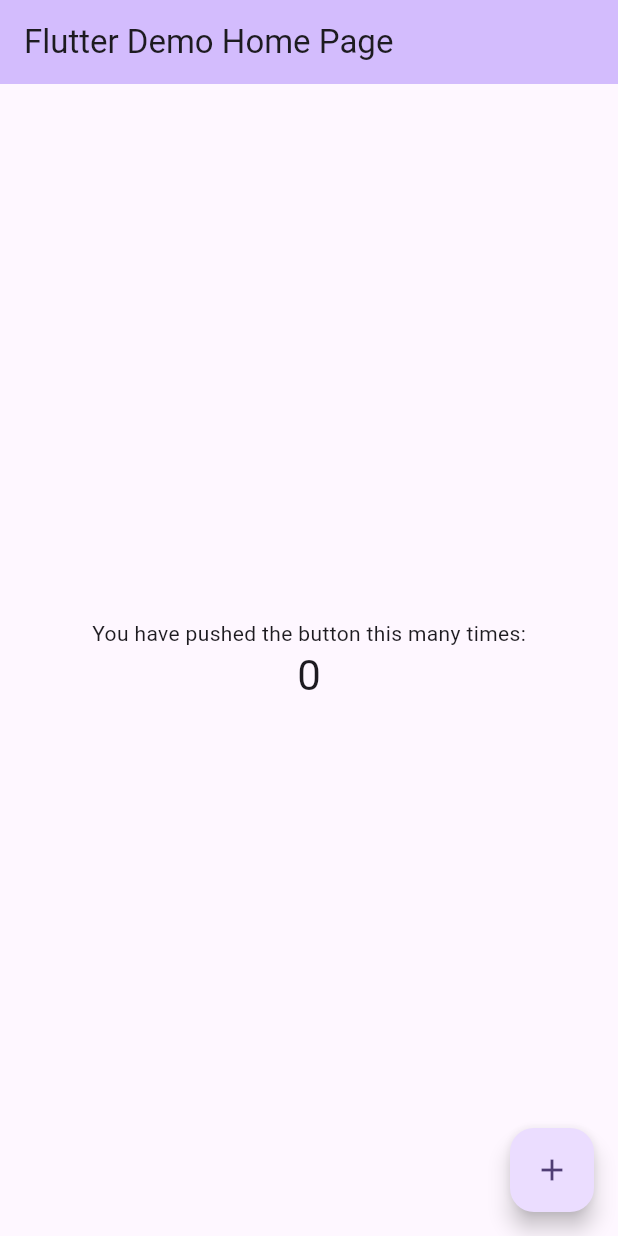
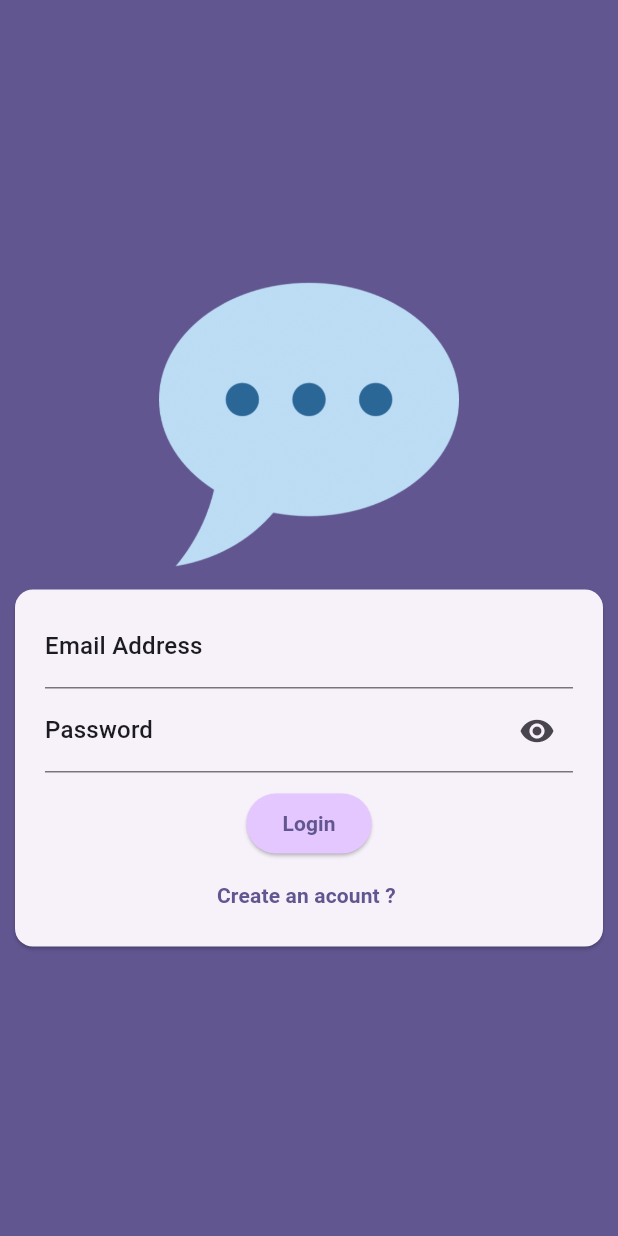
Before and after one commit to MuhammadAhsanAbdulAziz/chat_app, a Flutter app: the screen it shows after launch, on a phone screen of 412 x 824 dp. Run offline on Flutter 3.47's test engine with Material 3 defaults, Android fonts, the phone set to English and light mode, and no system bars; our stand-ins replace firebase_auth, firebase_core, image_picker; accounts and stored records are empty.

Commit message:
made the authorization authentication

```diff
--- a/lib/main.dart
+++ b/lib/main.dart
@@ -1,125 +1,42 @@
+import 'package:chat_app/screens/chat_screen.dart';
+import 'package:chat_app/screens/splash_screen.dart';
+import 'package:firebase_auth/firebase_auth.dart';
 import 'package:flutter/material.dart';
+import 'package:firebase_core/firebase_core.dart';
+import 'firebase_options.dart';
+import 'screens/auth_screen.dart';
 
-void main() {
-  runApp(const MyApp());
+void main() async{
+  WidgetsFlutterBinding.ensureInitialized();
+  await Firebase.initializeApp(
+  options: DefaultFirebaseOptions.currentPlatform,);
+  runApp(const App());
 }
 
-class MyApp extends StatelessWidget {
-  const MyApp({super.key});
+class App extends StatelessWidget {
+  const App({super.key});
 
-  // This widget is the root of your application.
   @override
   Widget build(BuildContext context) {
     return MaterialApp(
-      title: 'Flutter Demo',
-      theme: ThemeData(
-        // This is the theme of your application.
-        //
-        // TRY THIS: Try running your application with "flutter run". You'll see
-        // the application has a purple toolbar. Then, without quitting the app,
-        // try changing the seedColor in the colorScheme below to Colors.green
-        // and then invoke "hot reload" (save your changes or press the "hot
-        // reload" button in a Flutter-supported IDE, or press "r" if you used
-        // the command line to start the app).
-        //
-        // Notice that the counter didn't reset back to zero; the application
-        // state is not lost during the reload. To reset the state, use hot
-        // restart instead.
-        //
-        // This works for code too, not just values: Most code changes can be
-        // tested with just a hot reload.
-        colorScheme: ColorScheme.fromSeed(seedColor: Colors.deepPurple),
-        useMaterial3: true,
+      title: 'FlutterChat',
+      debugShowCheckedModeBanner: false,
+      theme: ThemeData().copyWith(
+        colorScheme: ColorScheme.fromSeed(
+            seedColor: const Color.fromARGB(255, 63, 17, 177)),
       ),
-      home: const MyHomePage(title: 'Flutter Demo Home Page'),
+      home: StreamBuilder(stream: FirebaseAuth.instance.authStateChanges(), builder: (context, snapshot) {
+          if(snapshot.connectionState == ConnectionState.waiting){
+            return const SplashScreen();
+          }
+
+          if(snapshot.hasData){
+            return const ChatScreen();
+          }
+          else{
+            return const AuthScreen();
+          }
+      },),
     );
   }
 }
-
-class MyHomePage extends StatefulWidget {
-  const MyHomePage({super.key, required this.title});
-
-  // This widget is the home page of your application. It is stateful, meaning
-  // that it has a State object (defined below) that contains fields that affect
-  // how it looks.
-
-  // This class is the configuration for the state. It holds the values (in this
-  // case the title) provided by the parent (in this case the App widget) and
-  // used by the build method of the State. Fields in a Widget subclass are
-  // always marked "final".
-
-  final String title;
-
-  @override
-  State<MyHomePage> createState() => _MyHomePageState();
-}
-
-class _MyHomePageState extends State<MyHomePage> {
-  int _counter = 0;
-
-  void _incrementCounter() {
-    setState(() {
-      // This call to setState tells the Flutter framework that something has
-      // changed in this State, which causes it to rerun the build method below
-      // so that the display can reflect the updated values. If we changed
-      // _counter without calling setState(), then the build method would not be
-      // called again, and so nothing would appear to happen.
-      _counter++;
-    });
-  }
-
-  @override
-  Widget build(BuildContext context) {
-    // This method is rerun every time setState is called, for instance as done
-    // by the _incrementCounter method above.
-    //
-    // The Flutter framework has been optimized to make rerunning build methods
-    // fast, so that you can just rebuild anything that needs updating rather
-    // than having to individually change instances of widgets.
-    return Scaffold(
-      appBar: AppBar(
-        // TRY THIS: Try changing the color here to a specific color (to
-        // Colors.amber, perhaps?) and trigger a hot reload to see the AppBar
-        // change color while the other colors stay the same.
-        backgroundColor: Theme.of(context).colorScheme.inversePrimary,
-        // Here we take the value from the MyHomePage object that was created by
-        // the App.build method, and use it to set our appbar title.
-        title: Text(widget.title),
-      ),
-      body: Center(
-        // Center is a layout widget. It takes a single child and positions it
-        // in the middle of the parent.
-        child: Column(
-          // Column is also a layout widget. It takes a list of children and
-          // arranges them vertically. By default, it sizes itself to fit its
-          // children horizontally, and tries to be as tall as its parent.
-          //
-          // Column has various properties to control how it sizes itself and
-          // how it positions its children. Here we use mainAxisAlignment to
-          // center the children vertically; the main axis here is the vertical
-          // axis because Columns are vertical (the cross axis would be
-          // horizontal).
-          //
-          // TRY THIS: Invoke "debug painting" (choose the "Toggle Debug Paint"
-          // action in the IDE, or press "p" in the console), to see the
-          // wireframe for each widget.
-          mainAxisAlignment: MainAxisAlignment.center,
-          children: <Widget>[
-            const Text(
-              'You have pushed the button this many times:',
-            ),
-            Text(
-              '$_counter',
-              style: Theme.of(context).textTheme.headlineMedium,
-            ),
-          ],
-        ),
-      ),
-      floatingActionButton: FloatingActionButton(
-        onPressed: _incrementCounter,
-        tooltip: 'Increment',
-        child: const Icon(Icons.add),
-      ), // This trailing comma makes auto-formatting nicer for build methods.
-    );
-  }
-}
--- /dev/null
+++ b/lib/screens/auth_screen.dart
@@ -0,0 +1,200 @@
+import 'package:chat_app/widgets/user_image_picker.dart';
+import 'package:firebase_auth/firebase_auth.dart';
+import 'package:flutter/material.dart';
+
+final _firebase = FirebaseAuth.instance;
+
+class AuthScreen extends StatefulWidget {
+  const AuthScreen({super.key});
+
+  @override
+  State<AuthScreen> createState() => _AuthScreenState();
+}
+
+class _AuthScreenState extends State<AuthScreen> {
+  final _formKey = GlobalKey<FormState>();
+  var _isLogin = true;
+  var _enteredEmail = '';
+  var _enteredPassword = '';
+  var _isPasswordShowing = false;
+  void _submit() async {
+    final isValid = _formKey.currentState!.validate();
+
+    if (isValid) {
+      _formKey.currentState!.save();
+      try {
+        if (_isLogin) {
+          await _firebase.signInWithEmailAndPassword(
+              email: _enteredEmail, password: _enteredPassword);
+        } else {
+          await _firebase.createUserWithEmailAndPassword(
+              email: _enteredEmail, password: _enteredPassword);
+        }
+      } on FirebaseAuthException catch (e) {
+        if (!context.mounted) return;
+        ScaffoldMessenger.of(context).clearSnackBars();
+        ScaffoldMessenger.of(context).showSnackBar(
+          SnackBar(
+            content: Text(e.message ?? 'Authentication failed'),
+          ),
+        );
+      }
+    }
+  }
+
+  @override
+  Widget build(BuildContext context) {
+    return Scaffold(
+      backgroundColor: Theme.of(context).colorScheme.primary,
+      body: Center(
+        child: SingleChildScrollView(
+          child: Column(
+            mainAxisAlignment: MainAxisAlignment.center,
+            children: [
+              const Image(
+                image: AssetImage("assets/images/chat.png"),
+                width: 200,
+                height: 200,
+              ),
+              Card(
+                margin: const EdgeInsets.all(10),
+                child: SingleChildScrollView(
+                  child: Padding(
+                    padding: const EdgeInsets.symmetric(
+                        horizontal: 20.0, vertical: 10),
+                    child: Form(
+                      key: _formKey,
+                      child: Column(
+                        children: [
+                          if(!_isLogin) const UserImagePicker(),
+                          TextFormField(
+                            validator: (value) {
+                              if (value == null ||
+                                  value.trim().isEmpty ||
+                                  !value.contains('@')) {
+                                return 'Please enter a valid Email Address';
+                              }
+                              return null;
+                            },
+                            decoration: InputDecoration(
+                              label: Text(
+                                "Email Address",
+                                style: Theme.of(context)
+                                    .textTheme
+                                    .titleMedium!
+                                    .copyWith(
+                                        color: Theme.of(context)
+                                            .colorScheme
+                                            .onBackground),
+                              ),
+                            ),
+                            keyboardType: TextInputType.emailAddress,
+                            autocorrect: false,
+                            textCapitalization: TextCapitalization.none,
+                            onSaved: (newValue) {
+                              _enteredEmail = newValue!;
+                            },
+                          ),
+                          if(!_isLogin)
+                            TextFormField(
+                              decoration: InputDecoration(
+                                label: Text(
+                                  "Username",
+                                  style: Theme.of(context)
+                                      .textTheme
+                                      .titleMedium!
+                                      .copyWith(
+                                          color: Theme.of(context)
+                                              .colorScheme
+                                              .onBackground),
+                                ),
+                              ),
+                              keyboardType: TextInputType.emailAddress,
+                              autocorrect: false,
+                              textCapitalization: TextCapitalization.none,
+                            ),
+                          TextFormField(
+                              validator: (value) {
+                                if (value == null ||
+                                    value.trim().isEmpty ||
+                                    value.length < 6) {
+                                  return 'Password should be atleast 6 characters';
+                                }
+                                return null;
+                              },
+                              decoration: InputDecoration(
+                                suffixIcon: IconButton(
+                                    onPressed: () {
+                                      setState(() {
+                                        _isPasswordShowing =
+                                            !_isPasswordShowing;
+                                      });
+                                    },
+                                    icon: _isPasswordShowing
+                                        ? const Icon(Icons.visibility_off)
+                                        : const Icon(Icons.visibility)),
+                                label: Text(
+                                  "Password",
+                                  style: Theme.of(context)
+                                      .textTheme
+                                      .titleMedium!
+                                      .copyWith(
+                                          color: Theme.of(context)
+                                              .colorScheme
+                                              .onBackground),
+                                ),
+                              ),
+                              obscureText: _isPasswordShowing ? false : true,
+                              onSaved: (newValue) {
+                                _enteredPassword = newValue!;
+                              }),
+                          Padding(
+                            padding: const EdgeInsets.only(top: 10.0),
+                            child: ElevatedButton(
+                              onPressed: _submit,
+                              style: ButtonStyle(
+                                backgroundColor: MaterialStateProperty.all(
+                                  const Color.fromARGB(255, 228, 199, 255),
+                                ),
+                                foregroundColor: MaterialStateProperty.all(
+                                  Theme.of(context).colorScheme.primary,
+                                ),
+                              ),
+                              child: Text(
+                                _isLogin ? "Login" : "Signup",
+                                style: const TextStyle(fontWeight: FontWeight.bold),
+                              ),
+                            ),
+                          ),
+                          TextButton(
+                            onPressed: () {
+                              setState(() {
+                                _isLogin = !_isLogin;
+                              });
+                            },
+                            child: Text(
+                              _isLogin
+                                  ? "Create an acount ? "
+                                  : "I already have an acount",
+                              style: Theme.of(context)
+                                  .textTheme
+                                  .labelLarge!
+                                  .copyWith(
+                                      color:
+                                          Theme.of(context).colorScheme.primary,
+                                      fontWeight: FontWeight.bold),
+                            ),
+                          ),
+                        ],
+                      ),
+                    ),
+                  ),
+                ),
+              ),
+            ],
+          ),
+        ),
+      ),
+    );
+  }
+}
```
Also changed, not shown: lib/screens/chat_screen.dart (added, +25 -0 lines), lib/screens/splash_screen.dart (added, +10 -0 lines), lib/widgets/user_image_picker.dart (added, +53 -0 lines), pubspec.yaml (+7 -3 lines), assets/images/chat.png (added), lib/firebase_options.dart (added), pubspec.lock, 15 other files.
